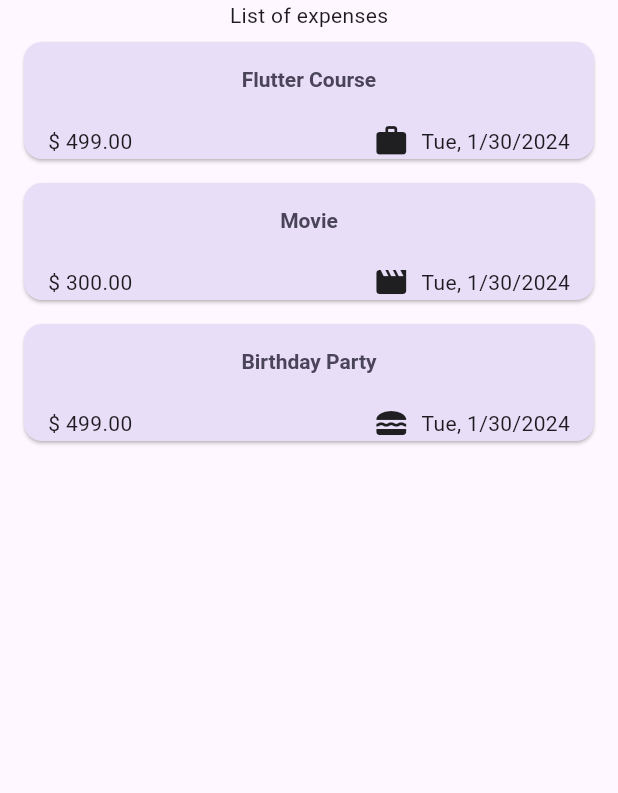
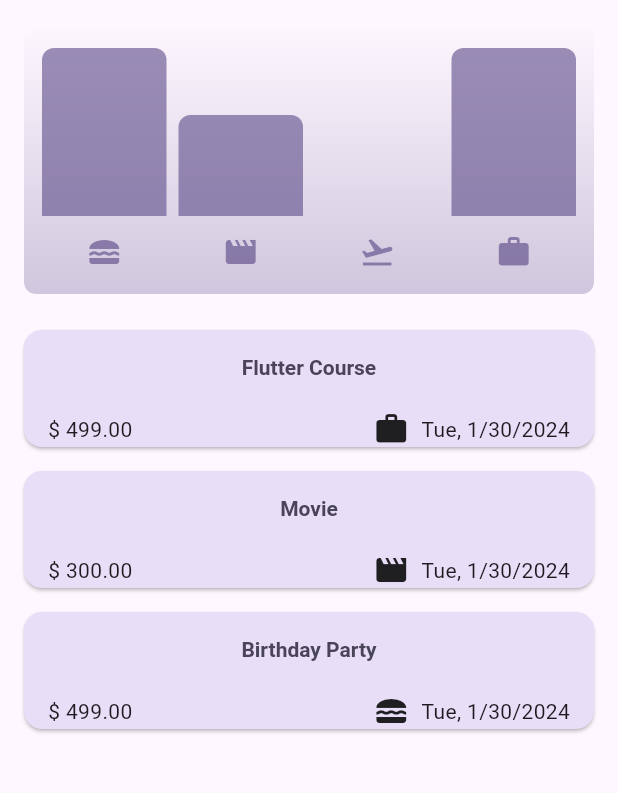
Before and after one commit to pnkulkarni05/expenses_tracker, a Flutter app: the screen it shows after launch, on a phone screen of 412 x 824 dp, the part 84-877 px from its top. Run offline on Flutter 3.47's test engine with Material 3 defaults, Android fonts, the phone set to English and light mode, and no system bars.

Commit message:
Added a bar chart which shows total expenses according to categories.

```diff
--- a/commits_description.txt
+++ b/commits_description.txt
@@ -271,3 +271,8 @@ Commit 24:
 Worked on themes part to change themes according to light and dark mode of device system.
 
 --------------------------------------------------------------------------------------------------------------------------------------------------------------------------
+
+Commit 25:
+Added a bar chart which shows the expensese in bar graph according to the category and total expense.
+
+-----------------------------------------------------------------------------------------------------------------------------------------
--- a/lib/main.dart
+++ b/lib/main.dart
@@ -22,13 +22,6 @@ void main() {
             backgroundColor: kDarkTheme.primaryContainer,
           ),
         ),
-        textTheme: ThemeData().textTheme.copyWith(
-              titleLarge: TextStyle(
-                color: kColorScheme.secondaryContainer,
-                fontWeight: FontWeight.bold,
-                fontSize: 14,
-              ),
-            ),
       ),
       debugShowCheckedModeBanner: false,
       theme: ThemeData().copyWith(
--- a/lib/models/expense.dart
+++ b/lib/models/expense.dart
@@ -32,3 +32,22 @@ class Expense {
     return format.format(date);
   }
 }
+
+class ExpenseBucket {
+  const ExpenseBucket({required this.expenses, required this.category});
+  final Category category;
+  final List<Expense> expenses;
+
+  ExpenseBucket.forCategory(List<Expense> allExpense, this.category)
+      : expenses = allExpense
+            .where((expense) => expense.category == category)
+            .toList();
+
+  double get totalExpenses {
+    double sum = 0;
+    for (final expense in expenses) {
+      sum += expense.amount;
+    }
+    return sum;
+  }
+}
--- /dev/null
+++ b/lib/widgets/chart/chart.dart
@@ -0,0 +1,95 @@
+import 'package:flutter/material.dart';
+
+import 'package:expense_tracker/widgets/chart/chart_bar.dart';
+import 'package:expense_tracker/models/expense.dart';
+
+class Chart extends StatelessWidget {
+  const Chart({super.key, required this.expenses});
+
+  final List<Expense> expenses;
+
+  List<ExpenseBucket> get buckets {
+    return [
+      ExpenseBucket.forCategory(expenses, Category.food),
+      ExpenseBucket.forCategory(expenses, Category.leisure),
+      ExpenseBucket.forCategory(expenses, Category.travel),
+      ExpenseBucket.forCategory(expenses, Category.work),
+    ];
+  }
+
+  double get maxTotalExpense {
+    double maxTotalExpense = 0;
+
+    for (final bucket in buckets) {
+      if (bucket.totalExpenses > maxTotalExpense) {
+        maxTotalExpense = bucket.totalExpenses;
+      }
+    }
+
+    return maxTotalExpense;
+  }
+
+  @override
+  Widget build(BuildContext context) {
+    final isDarkMode =
+        MediaQuery.of(context).platformBrightness == Brightness.dark;
+    return Container(
+      margin: const EdgeInsets.all(16),
+      padding: const EdgeInsets.symmetric(
+        vertical: 16,
+        horizontal: 8,
+      ),
+      width: double.infinity,
+      height: 180,
+      decoration: BoxDecoration(
+        borderRadius: BorderRadius.circular(8),
+        gradient: LinearGradient(
+          colors: [
+            Theme.of(context).colorScheme.primary.withOpacity(0.3),
+            Theme.of(context).colorScheme.primary.withOpacity(0.0)
+          ],
+          begin: Alignment.bottomCenter,
+          end: Alignment.topCenter,
+        ),
+      ),
+      child: Column(
+        children: [
+          Expanded(
+            child: Row(
+              crossAxisAlignment: CrossAxisAlignment.end,
+              children: [
+                for (final bucket in buckets) // alternative to map()
+                  ChartBar(
+                    fill: bucket.totalExpenses == 0
+                        ? 0
+                        : bucket.totalExpenses / maxTotalExpense,
+                  )
+              ],
+            ),
+          ),
+          const SizedBox(height: 12),
+          Row(
+            children: buckets
+                .map(
+                  (bucket) => Expanded(
+                    child: Padding(
+                      padding: const EdgeInsets.symmetric(horizontal: 4),
+                      child: Icon(
+                        categoryIcons[bucket.category],
+                        color: isDarkMode
+                            ? Theme.of(context).colorScheme.secondary
+                            : Theme.of(context)
+                                .colorScheme
+                                .primary
+                                .withOpacity(0.7),
+                      ),
+                    ),
+                  ),
+                )
+                .toList(),
+          )
+        ],
+      ),
+    );
+  }
+}
--- /dev/null
+++ b/lib/widgets/chart/chart_bar.dart
@@ -0,0 +1,34 @@
+import 'package:flutter/material.dart';
+
+class ChartBar extends StatelessWidget {
+  const ChartBar({
+    super.key,
+    required this.fill,
+  });
+
+  final double fill;
+
+  @override
+  Widget build(BuildContext context) {
+    final isDarkMode =
+        MediaQuery.of(context).platformBrightness == Brightness.dark;
+    return Expanded(
+      child: Padding(
+        padding: const EdgeInsets.symmetric(horizontal: 4),
+        child: FractionallySizedBox(
+          heightFactor: fill,
+          child: DecoratedBox(
+            decoration: BoxDecoration(
+              shape: BoxShape.rectangle,
+              borderRadius:
+                  const BorderRadius.vertical(top: Radius.circular(8)),
+              color: isDarkMode
+                  ? Theme.of(context).colorScheme.secondary
+                  : Theme.of(context).colorScheme.primary.withOpacity(0.65),
+            ),
+          ),
+        ),
+      ),
+    );
+  }
+}
--- a/lib/widgets/expenses.dart
+++ b/lib/widgets/expenses.dart
@@ -1,3 +1,4 @@
+import 'package:expense_tracker/widgets/chart/chart.dart';
 import 'package:expense_tracker/widgets/expenses_list/expenses_list.dart';
 import 'package:expense_tracker/models/expense.dart';
 import 'package:expense_tracker/widgets/new_expense.dart';
@@ -88,7 +89,7 @@ class _ExpensesState extends State<Expenses> {
       ]),
       body: Column(
         children: [
-          const Text("List of expenses"),
+          Chart(expenses: _registeredExpenses),
           Expanded(
             child: mainContent,
           ),
```
